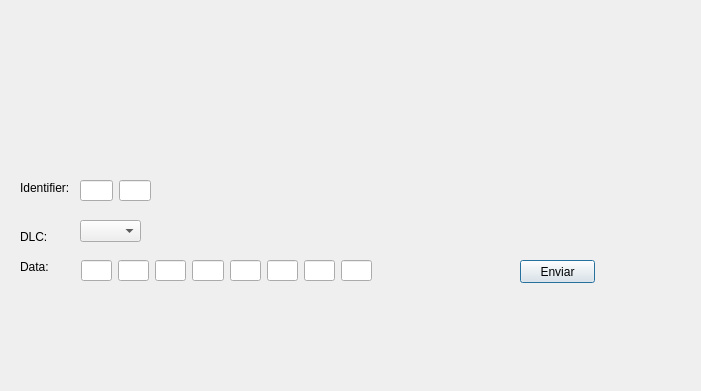
Before: the Qt Designer form bytesend.ui in arukagiri/interfazLAC, drawn with Qt 5.
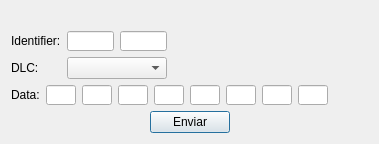
After: the same form once the commit is applied. Icons and pictures are not drawn.

Patch:
```diff
--- a/bytesend.ui
+++ b/bytesend.ui
@@ -6,22 +6,19 @@
    <rect>
     <x>0</x>
     <y>0</y>
-    <width>701</width>
-    <height>391</height>
+    <width>620</width>
+    <height>223</height>
    </rect>
   </property>
   <property name="windowTitle">
    <string>Dialog</string>
   </property>
+  <layout class="QVBoxLayout" name="verticalLayout_2">
+   <property name="sizeConstraint">
+    <enum>QLayout::SetFixedSize</enum>
+   </property>
+   <item>
   <widget class="QLabel" name="label">
-   <property name="geometry">
-    <rect>
-     <x>50</x>
-     <y>20</y>
-     <width>611</width>
-     <height>111</height>
-    </rect>
-   </property>
    <property name="text">
     <string/>
    </property>
@@ -29,192 +26,343 @@
     <pixmap resource="imagenes.qrc">:/Imagenes/Trama_CAN.png</pixmap>
    </property>
   </widget>
+   </item>
+   <item>
+    <layout class="QHBoxLayout" name="horizontalLayout_4">
+     <item>
+      <layout class="QVBoxLayout" name="verticalLayout">
+       <item>
+        <layout class="QHBoxLayout" name="horizontalLayout">
+         <item>
   <widget class="QLabel" name="label_2">
-   <property name="geometry">
-    <rect>
-     <x>20</x>
-     <y>180</y>
-     <width>61</width>
-     <height>16</height>
-    </rect>
-   </property>
    <property name="text">
     <string>Identifier:</string>
    </property>
   </widget>
-  <widget class="QLabel" name="label_3">
-   <property name="geometry">
-    <rect>
-     <x>20</x>
-     <y>260</y>
+         </item>
+         <item>
+          <widget class="QLineEdit" name="id1">
+           <property name="enabled">
+            <bool>true</bool>
+           </property>
+           <property name="sizePolicy">
+            <sizepolicy hsizetype="Ignored" vsizetype="Ignored">
+             <horstretch>0</horstretch>
+             <verstretch>0</verstretch>
+            </sizepolicy>
+           </property>
+           <property name="minimumSize">
+            <size>
      <width>47</width>
-     <height>13</height>
-    </rect>
-   </property>
-   <property name="text">
-    <string>Data:</string>
-   </property>
-  </widget>
+             <height>20</height>
+            </size>
+           </property>
+           <property name="alignment">
+            <set>Qt::AlignCenter</set>
+           </property>
+          </widget>
+         </item>
+         <item>
+          <widget class="QLineEdit" name="id2">
+           <property name="sizePolicy">
+            <sizepolicy hsizetype="Ignored" vsizetype="Ignored">
+             <horstretch>0</horstretch>
+             <verstretch>0</verstretch>
+            </sizepolicy>
+           </property>
+           <property name="minimumSize">
+            <size>
+             <width>47</width>
+             <height>20</height>
+            </size>
+           </property>
+           <property name="alignment">
+            <set>Qt::AlignCenter</set>
+           </property>
+          </widget>
+         </item>
+        </layout>
+       </item>
+       <item>
+        <layout class="QHBoxLayout" name="horizontalLayout_3">
+         <item>
   <widget class="QLabel" name="label_4">
-   <property name="geometry">
-    <rect>
-     <x>20</x>
-     <y>230</y>
-     <width>47</width>
-     <height>13</height>
-    </rect>
-   </property>
    <property name="text">
     <string>DLC:</string>
    </property>
   </widget>
+         </item>
+         <item>
   <widget class="QComboBox" name="dlc">
-   <property name="geometry">
-    <rect>
-     <x>80</x>
-     <y>220</y>
-     <width>61</width>
-     <height>22</height>
-    </rect>
-   </property>
-  </widget>
-  <widget class="QWidget" name="layoutWidget">
-   <property name="geometry">
-    <rect>
-     <x>80</x>
-     <y>180</y>
-     <width>71</width>
-     <height>21</height>
-    </rect>
-   </property>
-   <layout class="QHBoxLayout" name="horizontalLayout">
+           <property name="minimumSize">
+            <size>
+             <width>100</width>
+             <height>20</height>
+            </size>
+           </property>
+          </widget>
+         </item>
+        </layout>
+       </item>
+      </layout>
+     </item>
     <item>
-     <widget class="QLineEdit" name="id1">
-      <property name="sizePolicy">
-       <sizepolicy hsizetype="Ignored" vsizetype="Ignored">
-        <horstretch>0</horstretch>
-        <verstretch>0</verstretch>
-       </sizepolicy>
-      </property>
-     </widget>
-    </item>
+      <spacer name="horizontalSpacer">
+       <property name="orientation">
+        <enum>Qt::Horizontal</enum>
+       </property>
+       <property name="sizeHint" stdset="0">
+        <size>
+         <width>40</width>
+         <height>20</height>
+        </size>
+       </property>
+      </spacer>
+     </item>
+    </layout>
+   </item>
     <item>
-     <widget class="QLineEdit" name="id2">
-      <property name="sizePolicy">
-       <sizepolicy hsizetype="Ignored" vsizetype="Ignored">
-        <horstretch>0</horstretch>
-        <verstretch>0</verstretch>
-       </sizepolicy>
+    <layout class="QHBoxLayout" name="horizontalLayout_6">
+     <item>
+      <widget class="QLabel" name="label_3">
+       <property name="text">
+        <string>Data:</string>
       </property>
      </widget>
     </item>
-   </layout>
-  </widget>
-  <widget class="QWidget" name="layoutWidget">
-   <property name="geometry">
-    <rect>
-     <x>81</x>
-     <y>260</y>
-     <width>291</width>
-     <height>21</height>
-    </rect>
-   </property>
+     <item>
    <layout class="QHBoxLayout" name="horizontalLayout_2">
     <item>
      <widget class="QLineEdit" name="data0">
+         <property name="enabled">
+          <bool>true</bool>
+         </property>
       <property name="sizePolicy">
        <sizepolicy hsizetype="Ignored" vsizetype="Ignored">
         <horstretch>0</horstretch>
         <verstretch>0</verstretch>
        </sizepolicy>
       </property>
+         <property name="minimumSize">
+          <size>
+           <width>30</width>
+           <height>20</height>
+          </size>
+         </property>
+         <property name="alignment">
+          <set>Qt::AlignCenter</set>
+         </property>
      </widget>
     </item>
     <item>
      <widget class="QLineEdit" name="data1">
+         <property name="enabled">
+          <bool>true</bool>
+         </property>
       <property name="sizePolicy">
        <sizepolicy hsizetype="Ignored" vsizetype="Ignored">
         <horstretch>0</horstretch>
         <verstretch>0</verstretch>
        </sizepolicy>
       </property>
+         <property name="minimumSize">
+          <size>
+           <width>30</width>
+           <height>20</height>
+          </size>
+         </property>
+         <property name="alignment">
+          <set>Qt::AlignCenter</set>
+         </property>
      </widget>
     </item>
     <item>
      <widget class="QLineEdit" name="data2">
+         <property name="enabled">
+          <bool>true</bool>
+         </property>
       <property name="sizePolicy">
        <sizepolicy hsizetype="Ignored" vsizetype="Ignored">
         <horstretch>0</horstretch>
         <verstretch>0</verstretch>
        </sizepolicy>
       </property>
+         <property name="minimumSize">
+          <size>
+           <width>30</width>
+           <height>20</height>
+          </size>
+         </property>
+         <property name="alignment">
+          <set>Qt::AlignCenter</set>
+         </property>
      </widget>
     </item>
     <item>
      <widget class="QLineEdit" name="data3">
+         <property name="enabled">
+          <bool>true</bool>
+         </property>
       <property name="sizePolicy">
        <sizepolicy hsizetype="Ignored" vsizetype="Ignored">
         <horstretch>0</horstretch>
         <verstretch>0</verstretch>
        </sizepolicy>
       </property>
+         <property name="minimumSize">
+          <size>
+           <width>30</width>
+           <height>20</height>
+          </size>
+         </property>
+         <property name="alignment">
+          <set>Qt::AlignCenter</set>
+         </property>
      </widget>
     </item>
     <item>
      <widget class="QLineEdit" name="data4">
+         <property name="enabled">
+          <bool>true</bool>
+         </property>
       <property name="sizePolicy">
        <sizepolicy hsizetype="Ignored" vsizetype="Ignored">
         <horstretch>0</horstretch>
         <verstretch>0</verstretch>
        </sizepolicy>
       </property>
+         <property name="minimumSize">
+          <size>
+           <width>30</width>
+           <height>20</height>
+          </size>
+         </property>
+         <property name="alignment">
+          <set>Qt::AlignCenter</set>
+         </property>
      </widget>
     </item>
     <item>
      <widget class="QLineEdit" name="data5">
+         <property name="enabled">
+          <bool>true</bool>
+         </property>
       <property name="sizePolicy">
        <sizepolicy hsizetype="Ignored" vsizetype="Ignored">
         <horstretch>0</horstretch>
         <verstretch>0</verstretch>
        </sizepolicy>
       </property>
+         <property name="minimumSize">
+          <size>
+           <width>30</width>
+           <height>20</height>
+          </size>
+         </property>
+         <property name="alignment">
+          <set>Qt::AlignCenter</set>
+         </property>
      </widget>
     </item>
     <item>
      <widget class="QLineEdit" name="data6">
+         <property name="enabled">
+          <bool>true</bool>
+         </property>
       <property name="sizePolicy">
        <sizepolicy hsizetype="Ignored" vsizetype="Ignored">
         <horstretch>0</horstretch>
         <verstretch>0</verstretch>
        </sizepolicy>
       </property>
+         <property name="minimumSize">
+          <size>
+           <width>30</width>
+           <height>20</height>
+          </size>
+         </property>
+         <property name="alignment">
+          <set>Qt::AlignCenter</set>
+         </property>
      </widget>
     </item>
     <item>
      <widget class="QLineEdit" name="data7">
+         <property name="enabled">
+          <bool>true</bool>
+         </property>
       <property name="sizePolicy">
        <sizepolicy hsizetype="Ignored" vsizetype="Ignored">
         <horstretch>0</horstretch>
         <verstretch>0</verstretch>
        </sizepolicy>
       </property>
+         <property name="minimumSize">
+          <size>
+           <width>30</width>
+           <height>20</height>
+          </size>
+         </property>
+         <property name="alignment">
+          <set>Qt::AlignCenter</set>
+         </property>
      </widget>
     </item>
    </layout>
-  </widget>
+     </item>
+     <item>
+      <spacer name="horizontalSpacer_4">
+       <property name="orientation">
+        <enum>Qt::Horizontal</enum>
+       </property>
+       <property name="sizeHint" stdset="0">
+        <size>
+         <width>40</width>
+         <height>20</height>
+        </size>
+       </property>
+      </spacer>
+     </item>
+    </layout>
+   </item>
+   <item>
+    <layout class="QHBoxLayout" name="horizontalLayout_5">
+     <item>
+      <spacer name="horizontalSpacer_2">
+       <property name="orientation">
+        <enum>Qt::Horizontal</enum>
+       </property>
+       <property name="sizeHint" stdset="0">
+        <size>
+         <width>40</width>
+         <height>20</height>
+        </size>
+       </property>
+      </spacer>
+     </item>
+     <item>
   <widget class="QPushButton" name="pushButton">
-   <property name="geometry">
-    <rect>
-     <x>520</x>
-     <y>260</y>
-     <width>75</width>
-     <height>23</height>
-    </rect>
-   </property>
    <property name="text">
     <string>Enviar</string>
    </property>
   </widget>
+     </item>
+     <item>
+      <spacer name="horizontalSpacer_3">
+       <property name="orientation">
+        <enum>Qt::Horizontal</enum>
+       </property>
+       <property name="sizeHint" stdset="0">
+        <size>
+         <width>40</width>
+         <height>20</height>
+        </size>
+       </property>
+      </spacer>
+     </item>
+    </layout>
+   </item>
+  </layout>
  </widget>
  <resources>
   <include location="imagenes.qrc"/>
```
Lines whose indentation alone changed are shown as unchanged.
